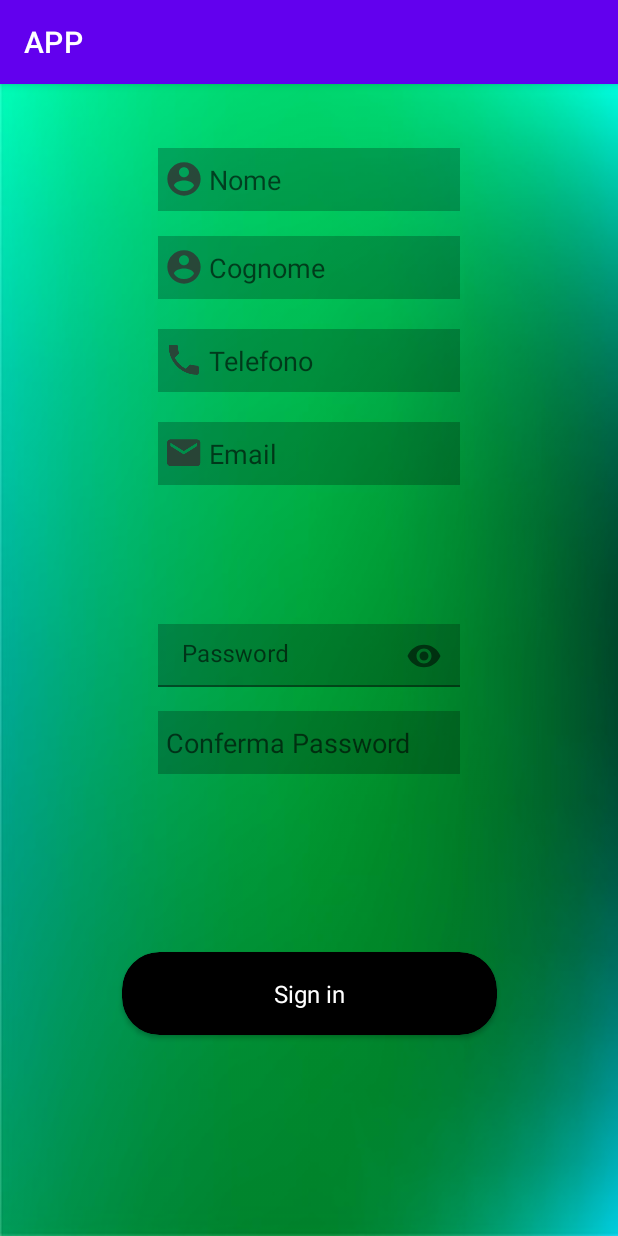
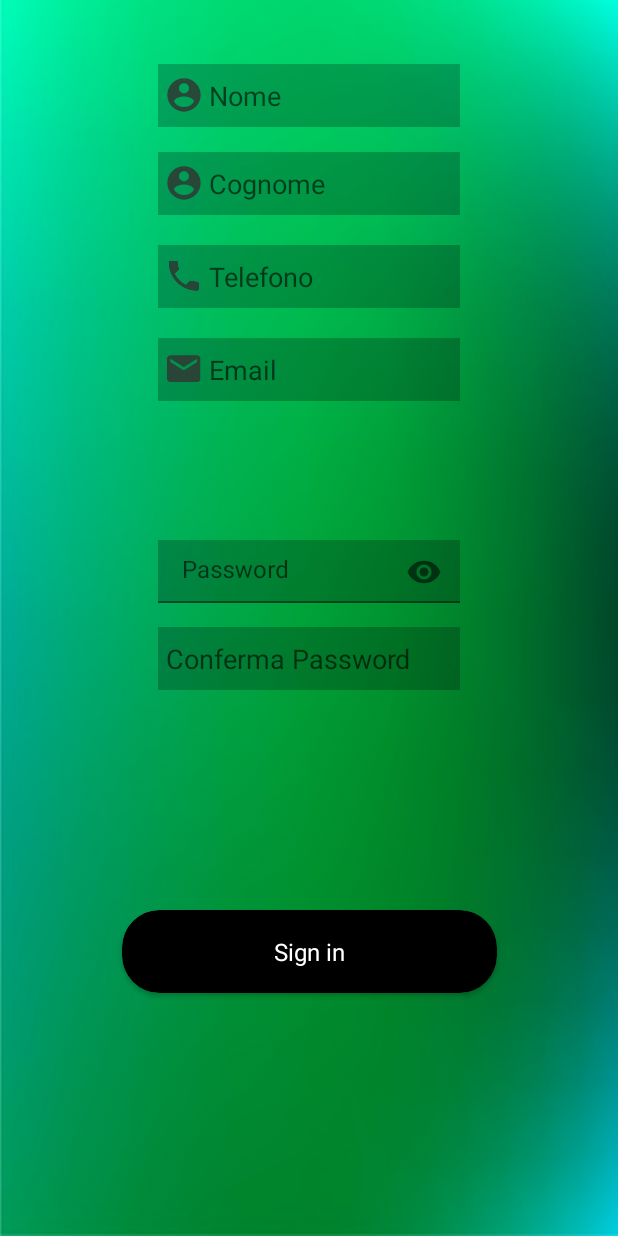
Before and after one commit to pippetto17/APP, an Android app: the RegistrationActvity screen opened directly, with no data from a screen before it, on a phone screen of 412 x 824 dp. Run offline under Robolectric (Android 15) with nearby library versions, the phone set to English and light mode, and no system bars.

Commit message:
ActionBar removed
Rimozione action bar superiore

```diff
--- a/APP/app/src/main/AndroidManifest.xml
+++ b/APP/app/src/main/AndroidManifest.xml
@@ -11,7 +11,7 @@
         android:theme="@style/Theme.APP">
 
         <activity
-            android:name=".MainActivity"
+            android:name=".FirstPageActivity"
             android:label="Sporty">
             <intent-filter>
                 <action android:name="android.intent.action.MAIN" />
@@ -19,6 +19,7 @@
                 <category android:name="android.intent.category.LAUNCHER" />
             </intent-filter>
         </activity>
+
         <activity android:name=".RegistrationActvity" />
 
     </application>
--- a/APP/app/src/main/res/values/themes.xml
+++ b/APP/app/src/main/res/values/themes.xml
@@ -1,6 +1,6 @@
 <resources xmlns:tools="http://schemas.android.com/tools">
     <!-- Base application theme. -->
-    <style name="Theme.APP" parent="Theme.MaterialComponents.DayNight.DarkActionBar">
+    <style name="Theme.APP" parent="Theme.MaterialComponents.DayNight.NoActionBar">
         <!-- Primary brand color. -->
         <item name="colorPrimary">@color/purple_500</item>
         <item name="colorPrimaryVariant">@color/purple_700</item>
```
